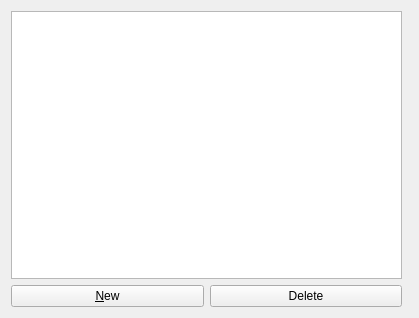
Old version of the form plugins/textshape/dialogs/StyleManager.ui in the repository KDE/krita.
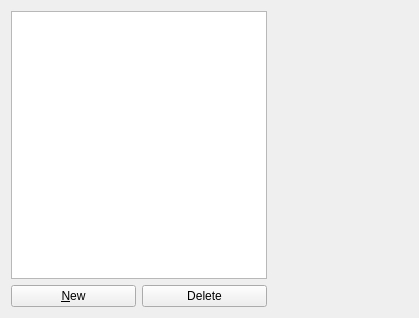
New version of the form. Custom widgets are drawn as their Qt base class.

Commit message:
Fix style manager layout;
BUG:196391

What changed in the file:
```diff
--- a/plugins/textshape/dialogs/StyleManager.ui
+++ b/plugins/textshape/dialogs/StyleManager.ui
@@ -15,12 +15,12 @@
     <verstretch>0</verstretch>
    </sizepolicy>
   </property>
-  <layout class="QGridLayout" >
-   <item row="0" column="0" colspan="2" >
-    <widget class="StylesWidget" name="styles" >
-     <property name="sizePolicy" >
-      <sizepolicy vsizetype="Expanding" hsizetype="Expanding" >
-       <horstretch>1</horstretch>
+  <layout class="QGridLayout">
+   <item row="0" column="0" colspan="2">
+    <widget class="StylesWidget" name="styles">
+     <property name="sizePolicy">
+      <sizepolicy hsizetype="Minimum" vsizetype="Preferred">
+       <horstretch>0</horstretch>
        <verstretch>0</verstretch>
       </sizepolicy>
      </property>
```
Left out of the diff: 41 changed lines with no effect on the pictures. The commit also changes 5 other files.
